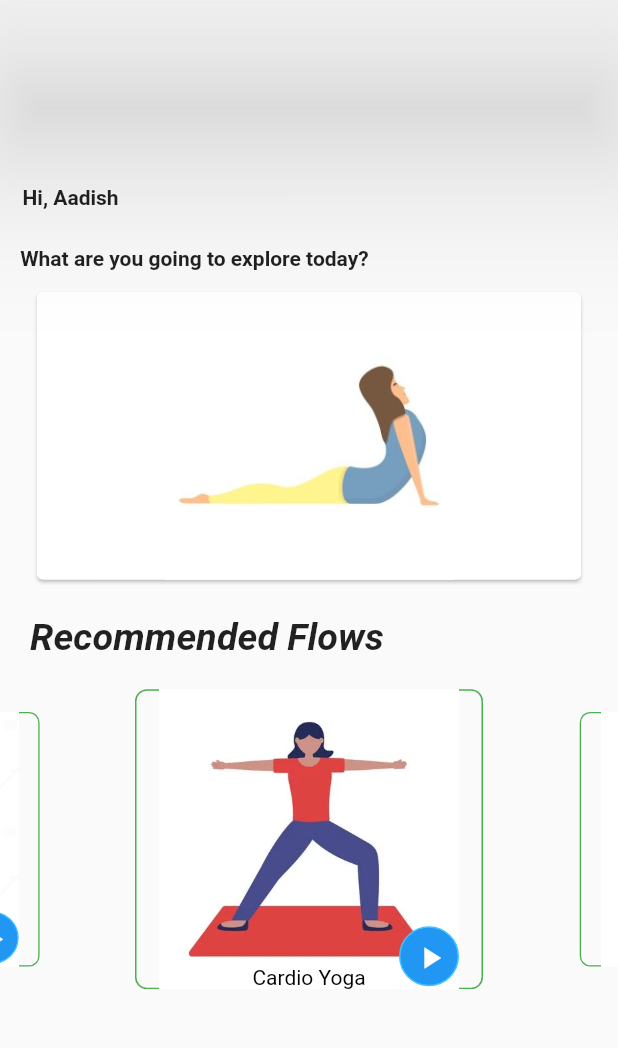
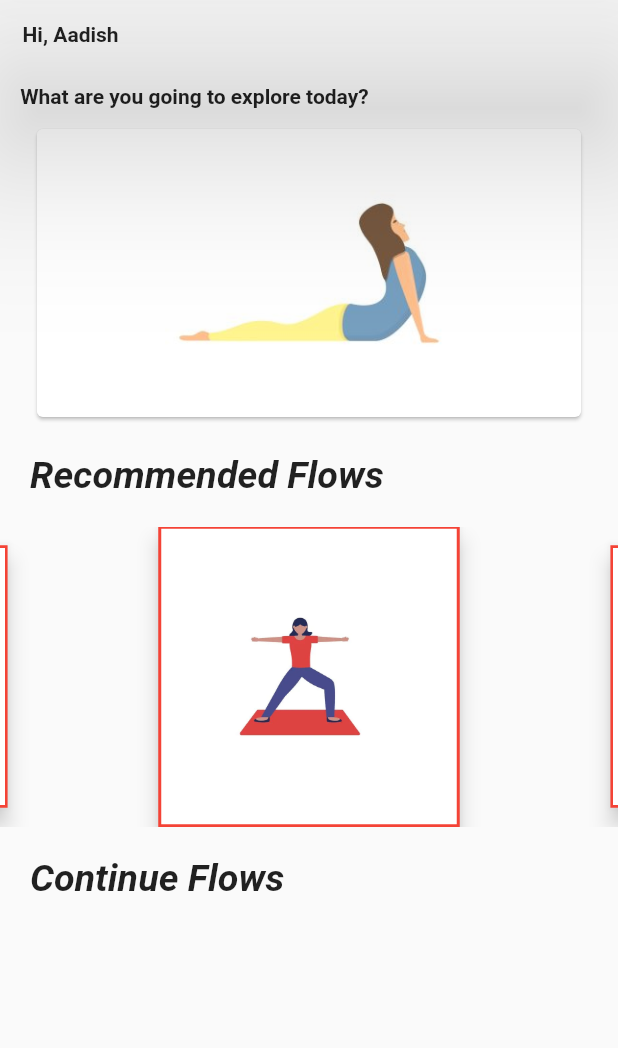
Before and after one commit to sumana-2001/Health_Page_Aadi_Foundation, a Flutter app: the ExerciseDetails screen opened directly, on a phone screen of 412 x 824 dp, the part 84-1132 px from its top. Run offline on Flutter 3.47's test engine with Material 2 defaults, Android fonts, the phone set to English and light mode, and no system bars; drawn by our look-alikes of carousel_slider; our stand-ins replace flutter_image_slideshow, smooth_page_indicator, video_player; missing offline and left inert: flutter_gif.

Commit message:
recommended flow complete

```diff
--- a/lib/components/YogaPage.dart
+++ b/lib/components/YogaPage.dart
@@ -2,12 +2,6 @@ import 'package:carousel_slider/carousel_slider.dart';
 import 'package:flutter/material.dart';
 import 'package:flutter_gif/flutter_gif.dart';
 import 'package:video_player/video_player.dart';
-import 'package:collection/collection.dart';
-
-
-//declare Global Variables
-Map<String,String> recommended_flows = {"assets/images/cardio_yoga1.jpg":"Cardio Yoga","assets/images/gym_avatar.jpeg":"Gym Workouts","assets/images/medition.jpeg":"Meditation","assets/images/sense_organs.jpg":"Sense Organ Exercises","assets/images/streching_exercise.png":"Streching Exercises"} ;
-Map<String,String> cards = {"assets/images/back_bending_pose.jpg":"Back Flexion","assets/images/pigeon_pose.jpg":"Pigeon Pose","assets/images/bridge_pose.jpg":"Bridge Pose"};
 
 class ExerciseDetails extends StatefulWidget{
   const ExerciseDetails({super.key});
@@ -17,8 +11,6 @@ class ExerciseDetails extends StatefulWidget{
 }
 
 class ExerciseDetailsState extends State<ExerciseDetails> {
-  int count1 = 0;
-  int count2 = 0;
   @override
   Widget build(BuildContext context) {
    return Scaffold(
@@ -40,10 +32,8 @@ class ExerciseDetailsState extends State<ExerciseDetails> {
       ),
     ]
    ),
-     body: SafeArea(
-          child:Center(
+     body: Center(
        child: ListView(
-         shrinkWrap: true,
        children: [
          Padding(
            padding: EdgeInsets.all(15.0), // Adjust the padding value as per your requirement
@@ -52,18 +42,23 @@ class ExerciseDetailsState extends State<ExerciseDetails> {
          ),
          Padding(padding: EdgeInsets.all(10.0),
          child: Text(" What are you going to explore today?",style: TextStyle(fontWeight: FontWeight.bold)),),
+     CarouselSlider(
+         items:
+         [
          Container(
+           width: 10000,
+           child :  Card(
+             clipBehavior: Clip.hardEdge,
+             // backgroundColor: Colors.lightBlueAccent,
 
-           child : CarouselSlider.builder(
-               itemCount: cards.length,
-               itemBuilder: (BuildContext context,int index,int pageIndex) =>
-                   Card(
-                     clipBehavior: Clip.hardEdge,
+             // shape: RoundedRectangleBorder(
+             //   borderRadius: BorderRadius.circular(10000.0),
+             // ),
              child: InkWell(
                child: Image.asset(
-                           cards.keys.elementAt(index),
-                           width: 1000,
-                           height: 200,
+               "assets/images/back_bending_pose.jpg",
+               width: 100,
+               height: 700,
              ),
              onTap: () {
            Navigator.push(
@@ -73,110 +68,232 @@ class ExerciseDetailsState extends State<ExerciseDetails> {
           }
           ),
            ),
+         ),
+
+           Container(
+             width: 10000,
+             child :  Card(
+               clipBehavior: Clip.hardEdge,
+               // backgroundColor: Colors.lightBlueAccent,
+
+               // shape: RoundedRectangleBorder(
+               //   borderRadius: BorderRadius.circular(10000.0),
+               // ),
+               child: InkWell(
+                   child: Image.asset(
+                     "assets/images/child_pose.jpg",
+                     width: 100,
+                     height: 700,
+                   ),
+                   onTap: () {
+                     Navigator.push(
+                       context,
+                       MaterialPageRoute(builder: (context) => Extended()),
+                     );
+                   }
+               ),
+             ),
+           ),
+
+           Container(
+             width: 10000,
+             child :  Card(
+               clipBehavior: Clip.hardEdge,
+               // backgroundColor: Colors.lightBlueAccent,
+
+               // shape: RoundedRectangleBorder(
+               //   borderRadius: BorderRadius.circular(10000.0),
+               // ),
+               child: InkWell(
+                   child: Image.asset(
+                     "assets/images/bridge_pose.jpg",
+                     width: 100,
+                     height: 700,
+                   ),
+                   onTap: () {
+                     Navigator.push(
+                       context,
+                       MaterialPageRoute(builder: (context) => Extended()),
+                     );
+                   }
+               ),
+             ),
+           ),
+
+           Container(
+             width: 10000,
+             child :  Card(
+               clipBehavior: Clip.hardEdge,
+               // backgroundColor: Colors.lightBlueAccent,
+
+               // shape: RoundedRectangleBorder(
+               //   borderRadius: BorderRadius.circular(10000.0),
+               // ),
+               child: InkWell(
+                   child: Image.asset(
+                     "assets/images/pigeon_pose.jpg",
+                     width: 100,
+                     height: 700,
+                   ),
+                   onTap: () {
+                     Navigator.push(
+                       context,
+                       MaterialPageRoute(builder: (context) => Extended()),
+                     );
+                   }
+               ),
+             ),
+           ),
+
+         ],
          options:CarouselOptions(
-           onPageChanged: (int index, CarouselPageChangedReason reason){
-             setState(() {
-               count1=index;
-             });
-           } ,
            height: 200.0,
            enlargeCenterPage: true,
            autoPlay: true,
+           aspectRatio: 16 / 9,
            autoPlayCurve: Curves.fastOutSlowIn,
            enableInfiniteScroll: true,
            autoPlayAnimationDuration: Duration(milliseconds: 800),
            viewportFraction: 0.9,
          ),
+
      ),
-         ),
-
          Padding(
            padding: EdgeInsets.all(20.0), // Adjust the padding value as per your requirement
            child:
            Text('Recommended Flows',style: TextStyle(fontWeight: FontWeight.bold,fontStyle: FontStyle.italic,fontSize: 25),),
          ),
+
+         CarouselSlider(
+             items: [
+
                Container(
-         child : CarouselSlider.builder(
-           itemCount: recommended_flows.length,
-           itemBuilder:(BuildContext context, int item_index , int page_index) => Container(
-             height: 100,
-             // width: MediaQuery.of(context).size.width,
-           child: Stack(
-             alignment: Alignment.center,
-             children : [
-               OutlinedButton(
+                 width: 200,
+                 child:
 
-             style: ButtonStyle(
-                 side: MaterialStateProperty.resolveWith<BorderSide>(
-                       (Set<MaterialState> states) {
-                     if (states.contains(MaterialState.disabled)) {
-                       return BorderSide(color: Colors.white);
-                     }
-                     return BorderSide(color: Colors.green);
-                   },
-                 ),
-               shape: MaterialStateProperty.all<RoundedRectangleBorder>(
-                 RoundedRectangleBorder(
-                   borderRadius: BorderRadius.circular(8.0),
+                     FloatingActionButton.extended(
+                   heroTag: null,
+                   backgroundColor: Colors.white,
+
+                   shape: BeveledRectangleBorder(
+                     side: BorderSide(
+                       color: Colors.red,
+                       width: 1.0,
                      ),
                    ),
+                   icon: Image.asset(
+                     "assets/images/cardio_yoga1.jpg",
+                     width: 100,
+                     height: 700,
                    ),
-             child: Stack(
-               alignment: Alignment.center,
-               children: [
-             Image.asset(
-               recommended_flows.keys.elementAt(item_index),
-               //
-               // width: MediaQuery.of(context).size.width,
-               // height: 1000,
-               fit: BoxFit.fill,
-             ),
-             Positioned(
-               right: 0,
-               bottom:2,
-                 child: Container(
-                 width: 40,
-                 height: 40,
-                 decoration: BoxDecoration(
-                   shape: BoxShape.circle,
-                   border: Border.all(color: Colors.lightBlueAccent),
-                   color: Colors.blue
-                 ),
-                 child : IconButton(
-                     onPressed:() {},
-                     icon: const Icon(Icons.play_arrow,color: Colors.white,)),
+                     onPressed:() {}, label: const Text("",style: TextStyle(color: Colors.white),),
                ),
                ),
-           ]),
-             onPressed:() {}
+               Container(
+                   width: 200,
+                   child: FloatingActionButton.extended(
+                     heroTag: null,
+                     backgroundColor: Colors.white,
+
+                     shape: BeveledRectangleBorder(
+                       side: BorderSide(
+                         color: Colors.red,
+                         width: 1.0,
                        ),
-          Positioned(
-            bottom: 0,
-              child: Container(
-                  padding: EdgeInsets.symmetric(horizontal: 1.0),
-                  color: Colors.white,
-                  child:
-                  Text(recommended_flows.values.elementAt(item_index),style: TextStyle(color: Colors.black))
-          ))]),
+                     ),
+                     icon: Image.asset(
+                       "assets/images/gym_avatar.jpeg",
+                       width: 100,
+                       height: 700,
+                     ),
+                     onPressed:() {
+                       Navigator.push(
+                         context,
+                         MaterialPageRoute(builder: (context) => GymPage()),
+                       );
+                     }, label: const Text("",style: TextStyle(color: Colors.white),),
+                   )
+               ),
+               Container(
+                   width: 200,
+                   child: FloatingActionButton.extended(
+                     heroTag: null,
+                     backgroundColor: Colors.white,
 
+                     shape: BeveledRectangleBorder(
+                       side: BorderSide(
+                         color: Colors.red,
+                         width: 1.0,
                        ),
+                     ),
+                     icon: Image.asset(
+                       "assets/images/medition.jpeg",
+                       width: 100,
+                       height: 700,
+                     ),
+                     onPressed:() {}, label: const Text("",style: TextStyle(color: Colors.white),),
+                   )
+               ),
+               Container(
+                   width: 200,
+                   child: FloatingActionButton.extended(
+                     heroTag: null,
+                     backgroundColor: Colors.white,
+
+                     shape: BeveledRectangleBorder(
+                       side: BorderSide(
+                         color: Colors.red,
+                         width: 1.0,
+                       ),
+                     ),
+                     icon: Image.asset(
+                       "assets/images/sense_organs.jpg",
+                       width: 100,
+                       height: 700,
+                     ),
+                     onPressed:() {}, label: const Text("",style: TextStyle(color: Colors.white),),
+                   )
+               ),
+               Container(
+                   width: 200,
+                   child: FloatingActionButton.extended(
+                     heroTag: null,
+                     backgroundColor: Colors.white,
+
+                     shape: BeveledRectangleBorder(
+                       side: BorderSide(
+                         color: Colors.red,
+                         width: 1.0,
+                       ),
+                     ),
+                     icon: Image.asset(
+                       "assets/images/streching_exercise.png",
+                       width: 100,
+                       height: 700,
+                     ),
+                     onPressed:() {
+
+                     }, label: const Text("",style: TextStyle(color: Colors.white),),
+                   )
+               )
+             ],
              options: CarouselOptions(
-             onPageChanged: (int item_index, CarouselPageChangedReason reason){
-                  setState(() {
-                        count2 = item_index;
-                   });
-                  } ,
                height: 200.0,
                enlargeCenterPage: true,
                autoPlay: true,
+               aspectRatio: 16 / 9,
                autoPlayCurve: Curves.fastOutSlowIn,
                enableInfiniteScroll: true,
-             autoPlayAnimationDuration: Duration(milliseconds: 500),
+               autoPlayAnimationDuration: Duration(milliseconds: 800),
                viewportFraction: 0.7,
              ),
          ),
-         )],
+         Padding(
+           padding: EdgeInsets.all(20.0), // Adjust the padding value as per your requirement
+           child:
+           Text('Continue Flows',style: TextStyle(fontWeight: FontWeight.bold,fontStyle: FontStyle.italic,fontSize: 25),),
          ),
+       ],
        ),
      ),
    );
```
Also changed, not shown: lib/components/HomePage.dart (+12 -25 lines), lib/components/yoga.dart (+201 -0 lines), 1 other file. Lines whose indentation alone changed are shown as unchanged.
